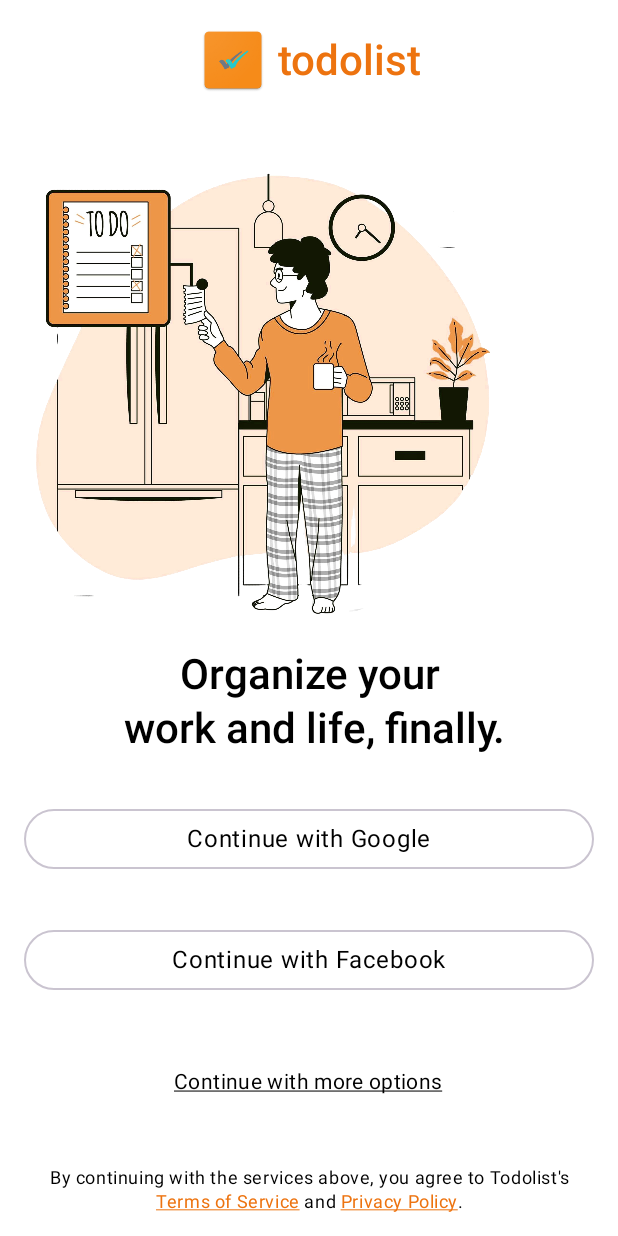
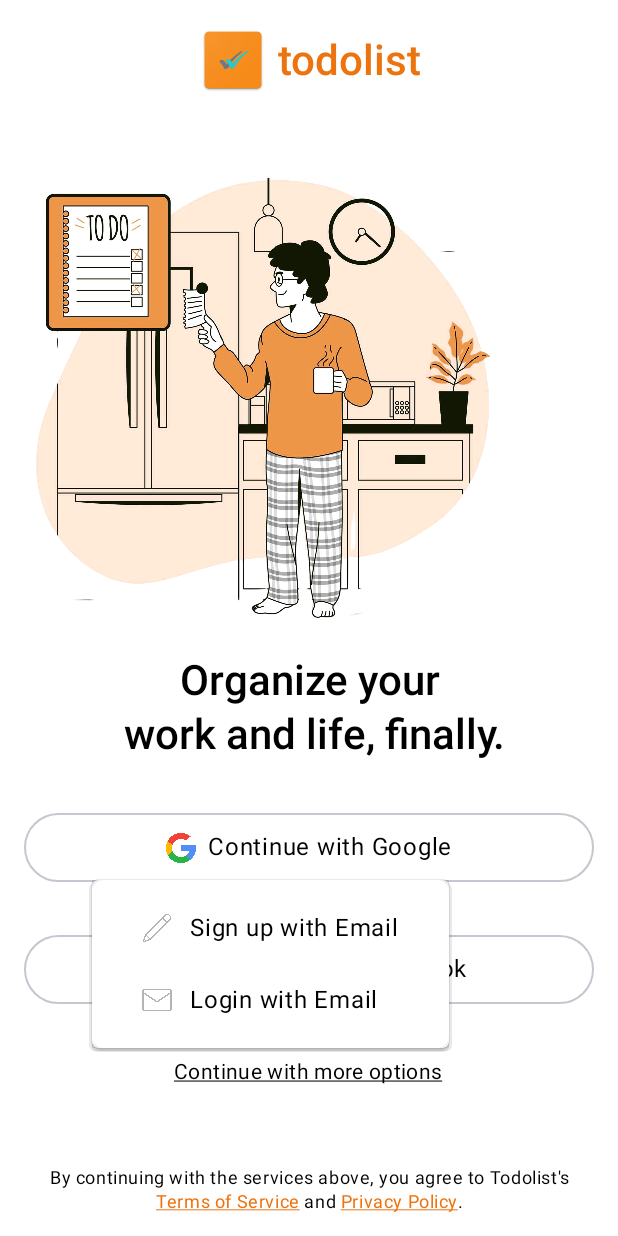
Before and after one commit to Moin333/To-Do-List-App, an Android app built with Jetpack Compose: the screen it shows after launch (MainActivity), after a tap on "Continue with more options", on a phone screen of 412 x 824 dp. Run offline under Robolectric (Android 15) with nearby library versions, the light colour scheme and no system bars; our stand-ins replace Dagger/Hilt's generated code, Firebase (no records; nobody signed in at launch, a user with empty details on screens opened directly); libraries missing offline, so code that uses them is left out: com.facebook, com.facebook.appevents, com.facebook.login; 4 statements that could not run were skipped.

Commit message:
ui updates

```diff
--- a/app/build.gradle.kts
+++ b/app/build.gradle.kts
@@ -75,6 +75,7 @@
     implementation("androidx.compose.ui:ui-graphics")
     implementation("androidx.compose.ui:ui-tooling-preview")
     implementation("androidx.compose.material3:material3")
+    implementation("androidx.compose.material:material-icons-extended")
     testImplementation("junit:junit:4.13.2")
     androidTestImplementation("androidx.test.ext:junit:1.2.1")
     androidTestImplementation("androidx.test.espresso:espresso-core:3.6.1")
--- a/app/src/main/java/com/example/to_dolistapp/MainActivity.kt
+++ b/app/src/main/java/com/example/to_dolistapp/MainActivity.kt
@@ -89,15 +89,16 @@
     }
 }
 
+
 @Composable
 fun AppNavigation(
     authViewModel: AuthViewModel,
     innerPadding: PaddingValues,
-    startActivityForResult: (Intent) -> Unit) {
+    startActivityForResult: (Intent) -> Unit
+) {
     val navController = rememberNavController()
     val authState by authViewModel.authState.collectAsStateWithLifecycle()
 
-    // Reactively observe authentication state using LaunchedEffect
     LaunchedEffect(authState.isLoggedIn) {
         if (authState.isLoggedIn) {
             if (navController.currentDestination?.route != "todo") {
@@ -106,7 +107,7 @@
                 }
             }
         } else {
-            if (navController.currentDestination?.route != "auth") {
+            if (navController.currentDestination?.route !in listOf("auth", "login", "signup")) {
                 navController.navigate("auth") {
                     popUpTo("todo") { inclusive = true }
                 }
@@ -115,7 +116,7 @@
     }
 
     NavHost(
-        navController,
+        navController = navController,
         startDestination = "auth",
         modifier = Modifier.padding(innerPadding)
     ) {
@@ -126,6 +127,14 @@
                 startActivityForResult = startActivityForResult
             )
         }
-        composable("todo") { ToDoScreen(navController) }
+        composable("login") {
+            LoginScreen(navController = navController, authViewModel = authViewModel)
+        }
+        composable("signup") {
+            SignupScreen(navController = navController, authViewModel = authViewModel)
+        }
+        composable("todo") {
+            ToDoScreen(navController = navController)
+        }
     }
 }
--- a/app/src/main/java/com/example/to_dolistapp/presentation/screen/AuthScreen.kt
+++ b/app/src/main/java/com/example/to_dolistapp/presentation/screen/AuthScreen.kt
@@ -3,10 +3,10 @@
 import android.content.Intent
 import androidx.compose.foundation.Image
 import androidx.compose.foundation.background
-import androidx.compose.foundation.clickable
 import androidx.compose.foundation.gestures.detectTapGestures
 import androidx.compose.foundation.layout.*
 import androidx.compose.foundation.layout.Arrangement
+import androidx.compose.foundation.shape.RoundedCornerShape
 import androidx.compose.material3.*
 import androidx.compose.runtime.*
 import androidx.compose.ui.Alignment
@@ -29,6 +29,7 @@
 import androidx.compose.runtime.Composable
 import androidx.compose.ui.input.pointer.pointerInput
 import androidx.compose.ui.text.TextLayoutResult
+import androidx.compose.ui.unit.DpOffset
 
 
 @Composable
@@ -117,13 +118,31 @@
                 val signInIntent = authViewModel.getGoogleSignInIntent()
                 startActivityForResult(signInIntent)
             },
-            modifier = Modifier.fillMaxWidth()
+            modifier = Modifier.fillMaxWidth().height(46.dp),
+            colors = ButtonDefaults.outlinedButtonColors(
+                containerColor = MaterialTheme.colorScheme.background,
+                contentColor = MaterialTheme.colorScheme.onBackground
+            )
         ) {
+            Row(
+                modifier = Modifier.fillMaxWidth(),
+                horizontalArrangement = Arrangement.Center
+            ) {
+
+                Image(
+                    painter = painterResource(R.drawable.search),
+                    contentDescription = "Google",
+                    modifier = Modifier.size(20.dp)
+                )
+
+                Spacer(modifier = Modifier.width(8.dp))
+
                 Text(
                     text = "Continue with Google",
                     style = MaterialTheme.typography.bodyLarge,
                     color = MaterialTheme.colorScheme.onBackground
                 )
+            }
         }
 
         Spacer(modifier = Modifier.height(8.dp))
@@ -132,31 +151,45 @@
             onClick = {
                 context.startFacebookLogin()
             },
-            modifier = Modifier.fillMaxWidth()
+            modifier = Modifier.fillMaxWidth().height(46.dp),
+            colors = ButtonDefaults.outlinedButtonColors(
+                containerColor = MaterialTheme.colorScheme.background,
+                contentColor = MaterialTheme.colorScheme.onBackground
+            )
         ) {
+            Row(
+                modifier = Modifier.fillMaxWidth(),
+                horizontalArrangement = Arrangement.Center
+            ) {
+
+                Image(
+                    painter = painterResource(R.drawable.facebook),
+                    contentDescription = "Facebook",
+                    modifier = Modifier.size(20.dp)
+                )
+
+                Spacer(modifier = Modifier.width(8.dp))
+
                 Text(
                     text = "Continue with Facebook",
                     style = MaterialTheme.typography.bodyLarge,
                     color = MaterialTheme.colorScheme.onBackground
                 )
             }
-
-        Spacer(modifier = Modifier.height(8.dp))
-
-        TextButton(
-            onClick = {},
-            modifier = Modifier.fillMaxWidth()
-        ) {
-            Text(
-                text = "Continue with more options",
-                style = MaterialTheme.typography.bodyMedium.copy(
-                    textDecoration = TextDecoration.Underline
-                ),
-                color = MaterialTheme.colorScheme.onBackground
-            )
         }
 
-        Spacer(modifier = Modifier.height(8.dp))
+
+        AuthOptionsMenu(
+            onSignupWithEmailClick = {
+                navController.navigate("signup")
+            },
+            onLoginWithEmailClick = {
+                navController.navigate("login")
+            }
+        )
+
+
+        Spacer(modifier = Modifier.height(4.dp))
 
         Box(
             modifier = Modifier.fillMaxWidth(),
@@ -216,3 +249,91 @@
         }
     }
 }
+
+
+@Composable
+fun AuthOptionsMenu(
+    onSignupWithEmailClick: () -> Unit,
+    onLoginWithEmailClick: () -> Unit
+) {
+    var isMenuExpanded by remember { mutableStateOf(false) }
+
+    Box(
+        modifier = Modifier
+            .fillMaxWidth()
+            .padding(vertical = 8.dp),
+        contentAlignment = Alignment.Center
+    ) {
+        // TextButton to open the DropdownMenu
+        TextButton(
+            onClick = { isMenuExpanded = !isMenuExpanded },
+            shape = RoundedCornerShape(8.dp),
+            colors = ButtonDefaults.textButtonColors(
+                containerColor = MaterialTheme.colorScheme.background,
+                contentColor = MaterialTheme.colorScheme.onBackground
+            ),
+            modifier = Modifier
+                .align(Alignment.Center)
+        ) {
+            Text(
+                text = "Continue with more options",
+                style = MaterialTheme.typography.bodyMedium.copy(
+                    textDecoration = TextDecoration.Underline
+                ),
+                color = MaterialTheme.colorScheme.onBackground,
+                modifier = Modifier.padding(horizontal = 16.dp, vertical = 8.dp)
+            )
+        }
+
+
+        // DropdownMenu directly anchored to the TextButton
+        DropdownMenu(
+            expanded = isMenuExpanded,
+            onDismissRequest = { isMenuExpanded = false },
+            modifier = Modifier
+                .align(Alignment.Center)
+                .background(
+                    color = MaterialTheme.colorScheme.surface,
+                    shape = RoundedCornerShape(8.dp)
+                )
+                .padding(start = 21.dp, end = 21.dp),
+            offset = DpOffset(x = 45.dp, y = 8.dp)
+        ) {
+            DropdownMenuItem(
+                text = {
+                    Row(verticalAlignment = Alignment.CenterVertically) {
+                        Image(
+                            painter = painterResource(id = R.drawable.pencil),
+                            contentDescription = "Sign up",
+                            modifier = Modifier.size(20.dp)
+                        )
+                        Spacer(modifier = Modifier.width(12.dp))
+                        Text("Sign up with Email", style = MaterialTheme.typography.bodyLarge, color = MaterialTheme.colorScheme.onSurface)
+                    }
+                },
+                onClick = {
+                    isMenuExpanded = false
+                    onSignupWithEmailClick()
+                }
+            )
+
+            DropdownMenuItem(
+                text = {
+                    Row(verticalAlignment = Alignment.CenterVertically) {
+                        Image(
+                            painter = painterResource(id = R.drawable.email),
+                            contentDescription = "Login",
+                            modifier = Modifier.size(20.dp)
+                        )
+                        Spacer(modifier = Modifier.width(12.dp))
+                        Text("Login with Email", style = MaterialTheme.typography.bodyLarge, color = MaterialTheme.colorScheme.onSurface)
+                    }
+                },
+                onClick = {
+                    isMenuExpanded = false
+                    onLoginWithEmailClick()
+                }
+            )
+        }
+    }
+}
--- a/app/src/main/java/com/example/to_dolistapp/presentation/screen/ToDoScreen.kt
+++ b/app/src/main/java/com/example/to_dolistapp/presentation/screen/ToDoScreen.kt
@@ -41,7 +41,7 @@
             Text(text = "Your Tasks", style = Typography.headlineMedium)
             Button(onClick = {
                 authViewModel.logout()
-                navController.navigate("login") {
+                navController.navigate("auth") {
                     popUpTo("todo") { inclusive = true }
                 }
             }) {
--- a/app/src/main/java/com/example/to_dolistapp/ui/theme/Theme.kt
+++ b/app/src/main/java/com/example/to_dolistapp/ui/theme/Theme.kt
@@ -22,7 +22,7 @@
     secondary = SecondaryDark,
     tertiary = TertiaryDark,
     background = Color.Black,
-    surface = Color.Black,
+    surface = Color.DarkGray,
     onPrimary = Color.White,
     onSecondary = Color.White,
     onTertiary = Color.White,
```
Also changed, not shown: app/src/main/java/com/example/to_dolistapp/LoginSignup.kt (+144 -8 lines), app/src/main/res/drawable/call.png (added), app/src/main/res/drawable/email.png (added), app/src/main/res/drawable/facebook.png (added), app/src/main/res/drawable/pencil.png (added), app/src/main/res/drawable/search.png (added). Lines whose indentation alone changed are shown as unchanged.
